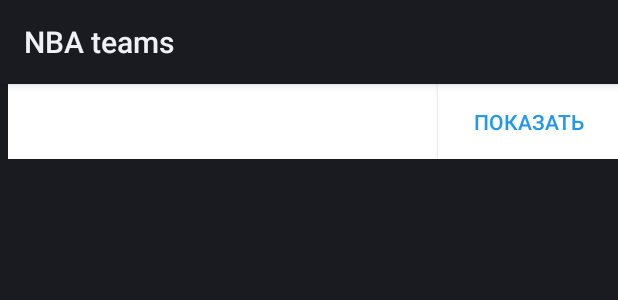
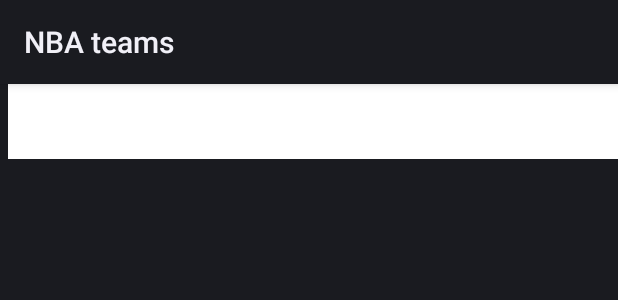
Before and after one commit to Bober2244/NBA_new, an Android app: the layout item.xml on its own in the app's theme, with its tools: preview values and no code run, on a phone screen of 412 x 824 dp. Shown: the top 300 px of the screen. Run offline under Robolectric (Android 15) with nearby library versions, the phone set to English and light mode, and no system bars.

Commit message:
не работает 2

```diff
--- a/app/src/main/res/layout/item.xml
+++ b/app/src/main/res/layout/item.xml
@@ -12,23 +12,12 @@
 
         <TextView
             android:id="@+id/Team"
-            android:layout_width="wrap_content"
+            android:layout_width="match_parent"
             android:layout_height="fill_parent"
-            android:layout_weight="90"
             android:background="#FFFFFF"
             android:textColor="#423D35"
             android:textSize="20sp"
             android:textStyle="normal" />
 
-        <Button
-            android:id="@+id/b1"
-            android:layout_width="wrap_content"
-            android:layout_height="fill_parent"
-            android:layout_weight="10"
-            android:background="#FFFFFF"
-            android:onClick="but"
-            android:text="Показать"
-            android:textColor="#2196F3" />
-
     </LinearLayout>
 </LinearLayout>
--- a/app/src/main/res/menu/context_menu.xml
+++ b/app/src/main/res/menu/context_menu.xml
@@ -5,4 +5,6 @@
         android:title="@string/edit" />
     <item android:id="@+id/delete"
         android:title="@string/delete" />
+    <item android:id="@+id/show"
+        android:title="Показать"/>
 </menu>
```
Also changed, not shown: app/src/main/java/com/example/db_for_st/MainActivity.java (+8 -5 lines), app/src/main/java/com/example/db_for_st/SecondActivity.java (+9 -0 lines).
